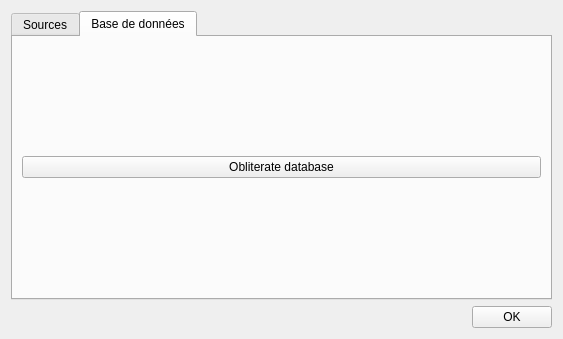
This is widgets/settings.ui in GLTron3000/IHM_Photos as Qt 5 draws it before an edit. The edited form follows.
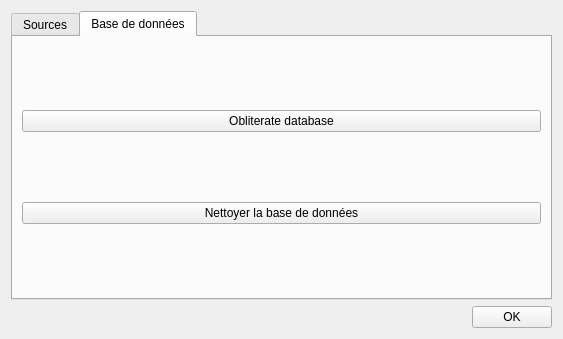
This is the edited form. The open tabs and pages were chosen to show the change.

Commit message: Reload fix & settings database things add

```diff
--- a/widgets/settings.ui
+++ b/widgets/settings.ui
@@ -72,6 +72,13 @@
          </property>
         </widget>
        </item>
+       <item>
+        <widget class="QPushButton" name="pushButtonClean">
+         <property name="text">
+          <string>Nettoyer la base de données</string>
+         </property>
+        </widget>
+       </item>
       </layout>
      </widget>
     </widget>
```
Left out of the diff: 2 changed lines with no effect on the pictures. The commit also changes 8 other files.
